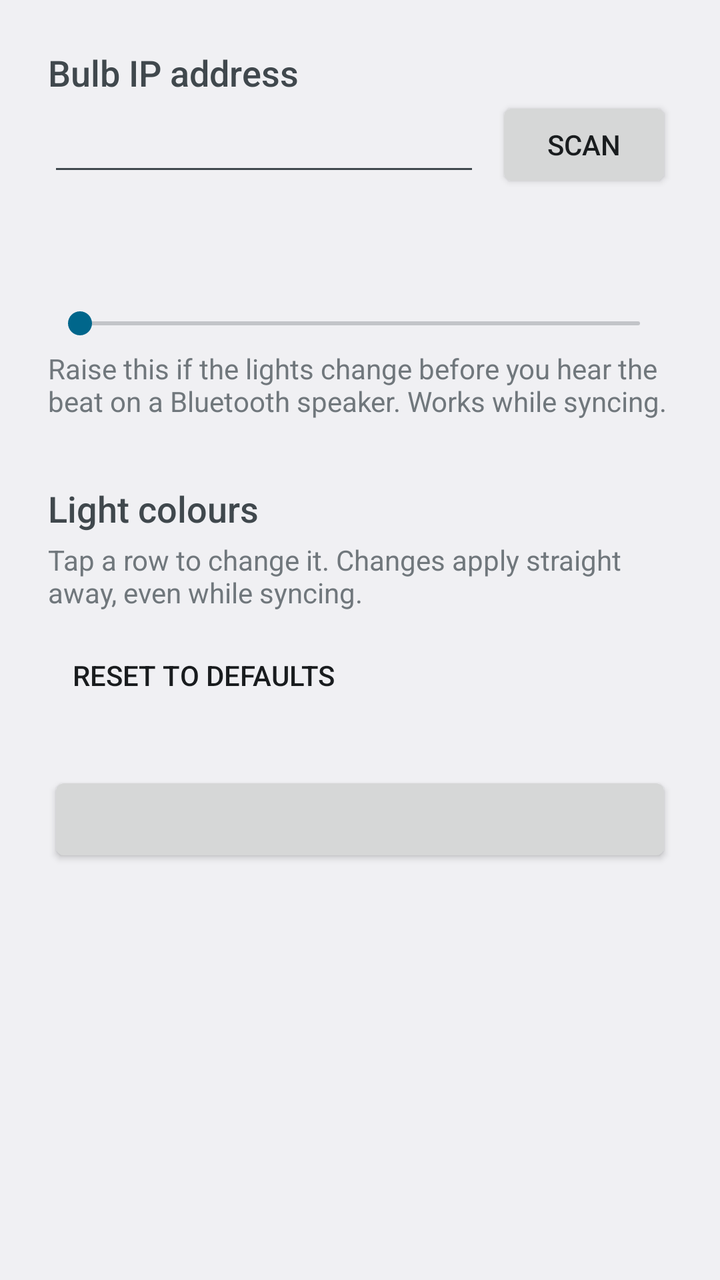
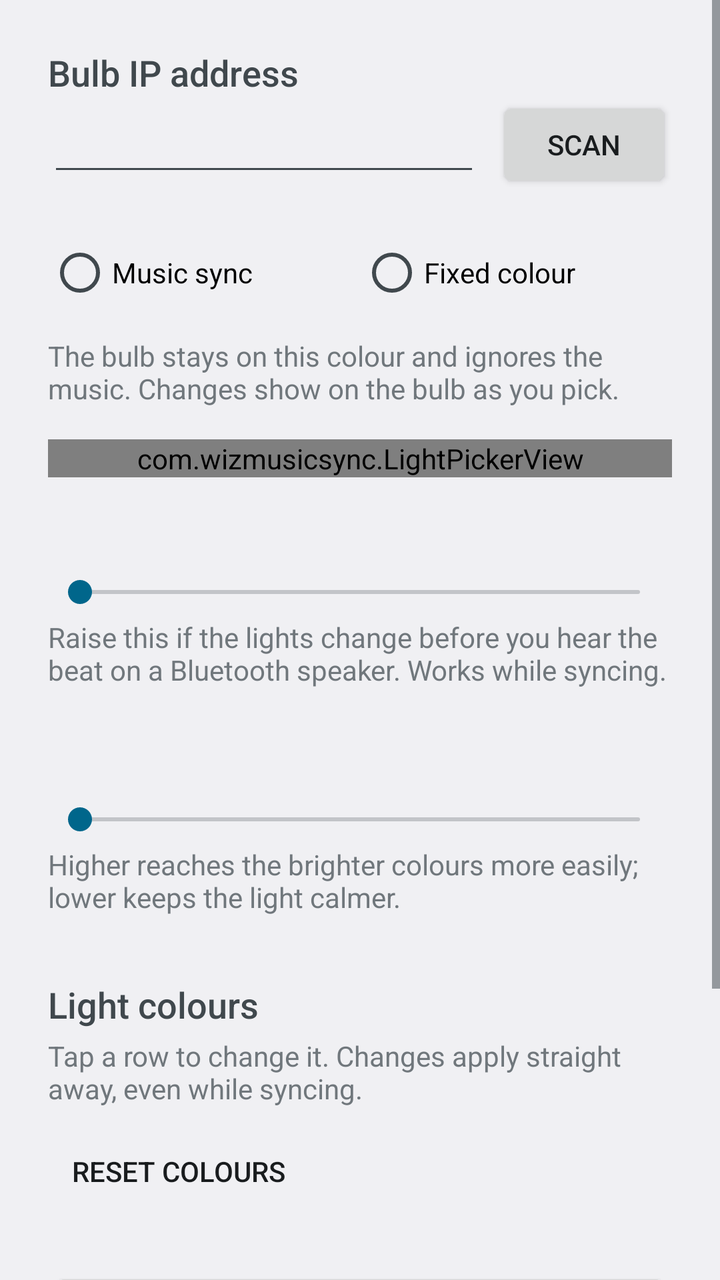

Compare the two renders of this Android layout. The source of the first and the diff that turns it into the second are given below.
<!-- AndroidManifest.xml: application theme android:Theme.DeviceDefault.DayNight -->
<!-- res/layout/activity_main.xml -->
<?xml version="1.0" encoding="utf-8"?>
<ScrollView xmlns:android="http://schemas.android.com/apk/res/android"
    android:layout_width="match_parent"
    android:layout_height="match_parent"
    android:fitsSystemWindows="true">

    <LinearLayout
        android:layout_width="match_parent"
        android:layout_height="wrap_content"
        android:orientation="vertical"
        android:padding="24dp">

        <TextView
            android:layout_width="wrap_content"
            android:layout_height="wrap_content"
            android:labelFor="@id/bulbIp"
            android:text="Bulb IP address"
            android:textAppearance="?android:attr/textAppearanceMedium" />

        <LinearLayout
            android:layout_width="match_parent"
            android:layout_height="wrap_content"
            android:gravity="center_vertical"
            android:orientation="horizontal">

            <EditText
                android:id="@+id/bulbIp"
                android:layout_width="0dp"
                android:layout_height="wrap_content"
                android:layout_weight="1"
                android:importantForAutofill="no"
                android:inputType="text"
                android:singleLine="true" />

            <Button
                android:id="@+id/scan"
                android:layout_width="wrap_content"
                android:layout_height="wrap_content"
                android:layout_marginStart="8dp"
                android:text="Scan" />
        </LinearLayout>

        <TextView
            android:id="@+id/delayLabel"
            android:layout_width="wrap_content"
            android:layout_height="wrap_content"
            android:layout_marginTop="24dp"
            android:textAppearance="?android:attr/textAppearanceMedium" />

        <SeekBar
            android:id="@+id/delay"
            android:layout_width="match_parent"
            android:layout_height="wrap_content"
            android:layout_marginTop="8dp" />

        <TextView
            android:layout_width="wrap_content"
            android:layout_height="wrap_content"
            android:layout_marginTop="4dp"
            android:text="Raise this if the lights change before you hear the beat on a Bluetooth speaker. Works while syncing."
            android:textAppearance="?android:attr/textAppearanceSmall" />

        <TextView
            android:layout_width="wrap_content"
            android:layout_height="wrap_content"
            android:layout_marginTop="32dp"
            android:text="Light colours"
            android:textAppearance="?android:attr/textAppearanceMedium" />

        <TextView
            android:layout_width="wrap_content"
            android:layout_height="wrap_content"
            android:layout_marginTop="4dp"
            android:text="Tap a row to change it. Changes apply straight away, even while syncing."
            android:textAppearance="?android:attr/textAppearanceSmall" />

        <LinearLayout
            android:id="@+id/colorRows"
            android:layout_width="match_parent"
            android:layout_height="wrap_content"
            android:layout_marginTop="8dp"
            android:orientation="vertical" />

        <Button
            android:id="@+id/resetColors"
            style="?android:attr/borderlessButtonStyle"
            android:layout_width="wrap_content"
            android:layout_height="wrap_content"
            android:text="Reset to defaults" />

        <Button
            android:id="@+id/toggle"
            android:layout_width="match_parent"
            android:layout_height="wrap_content"
            android:layout_marginTop="24dp" />

        <TextView
            android:id="@+id/status"
            android:layout_width="match_parent"
            android:layout_height="wrap_content"
            android:layout_marginTop="24dp"
            android:fontFamily="monospace"
            android:textAppearance="?android:attr/textAppearanceSmall" />
    </LinearLayout>
</ScrollView>
<!-- resources referenced by this layout -->
<resources>

</resources>

<!-- the commit's change to res/layout/activity_main.xml (unified diff, before → after) -->
@@ -40,59 +40,130 @@
                 android:text="Scan" />
         </LinearLayout>
 
-        <TextView
-            android:id="@+id/delayLabel"
-            android:layout_width="wrap_content"
+        <RadioGroup
+            android:id="@+id/mode"
+            android:layout_width="match_parent"
             android:layout_height="wrap_content"
             android:layout_marginTop="24dp"
-            android:textAppearance="?android:attr/textAppearanceMedium" />
+            android:orientation="horizontal">
 
-        <SeekBar
-            android:id="@+id/delay"
+            <RadioButton
+                android:id="@+id/modeSync"
+                android:layout_width="0dp"
+                android:layout_height="wrap_content"
+                android:layout_weight="1"
+                android:text="Music sync" />
+
+            <RadioButton
+                android:id="@+id/modeFixed"
+                android:layout_width="0dp"
+                android:layout_height="wrap_content"
+                android:layout_weight="1"
+                android:text="Fixed colour" />
+        </RadioGroup>
+
+        
+        <LinearLayout
+            android:id="@+id/fixedSection"
             android:layout_width="match_parent"
             android:layout_height="wrap_content"
-            android:layout_marginTop="8dp" />
+            android:layout_marginTop="16dp"
+            android:orientation="vertical">
 
-        <TextView
-            android:layout_width="wrap_content"
-            android:layout_height="wrap_content"
-            android:layout_marginTop="4dp"
-            android:text="Raise this if the lights change before you hear the beat on a Bluetooth speaker. Works while syncing."
-            android:textAppearance="?android:attr/textAppearanceSmall" />
+            <TextView
+                android:layout_width="wrap_content"
+                android:layout_height="wrap_content"
+                android:text="The bulb stays on this colour and ignores the music. Changes show on the bulb as you pick."
+                android:textAppearance="?android:attr/textAppearanceSmall" />
 
-        <TextView
-            android:layout_width="wrap_content"
-            android:layout_height="wrap_content"
-            android:layout_marginTop="32dp"
-            android:text="Light colours"
-            android:textAppearance="?android:attr/textAppearanceMedium" />
+            <com.wizmusicsync.LightPickerView
+                android:id="@+id/fixedPicker"
+                android:layout_width="match_parent"
+                android:layout_height="wrap_content"
+                android:layout_marginTop="16dp" />
+        </LinearLayout>
 
-        <TextView
-            android:layout_width="wrap_content"
-            android:layout_height="wrap_content"
-            android:layout_marginTop="4dp"
-            android:text="Tap a row to change it. Changes apply straight away, even while syncing."
-            android:textAppearance="?android:attr/textAppearanceSmall" />
-
+        
         <LinearLayout
-            android:id="@+id/colorRows"
+            android:id="@+id/syncSection"
             android:layout_width="match_parent"
             android:layout_height="wrap_content"
-            android:layout_marginTop="8dp"
-            android:orientation="vertical" />
+            android:orientation="vertical">
 
-        <Button
-            android:id="@+id/resetColors"
-            style="?android:attr/borderlessButtonStyle"
-            android:layout_width="wrap_content"
-            android:layout_height="wrap_content"
-            android:text="Reset to defaults" />
+            <TextView
+                android:id="@+id/delayLabel"
+                android:layout_width="wrap_content"
+                android:layout_height="wrap_content"
+                android:layout_marginTop="16dp"
+                android:textAppearance="?android:attr/textAppearanceMedium" />
 
-        <Button
-            android:id="@+id/toggle"
-            android:layout_width="match_parent"
-            android:layout_height="wrap_content"
-            android:layout_marginTop="24dp" />
+            <SeekBar
+                android:id="@+id/delay"
+                android:layout_width="match_parent"
+                android:layout_height="wrap_content"
+                android:layout_marginTop="8dp" />
+
+            <TextView
+                android:layout_width="wrap_content"
+                android:layout_height="wrap_content"
+                android:layout_marginTop="4dp"
+                android:text="Raise this if the lights change before you hear the beat on a Bluetooth speaker. Works while syncing."
+                android:textAppearance="?android:attr/textAppearanceSmall" />
+
+            <TextView
+                android:id="@+id/sensitivityLabel"
+                android:layout_width="wrap_content"
+                android:layout_height="wrap_content"
+                android:layout_marginTop="24dp"
+                android:textAppearance="?android:attr/textAppearanceMedium" />
+
+            <SeekBar
+                android:id="@+id/sensitivity"
+                android:layout_width="match_parent"
+                android:layout_height="wrap_content"
+                android:layout_marginTop="8dp" />
+
+            <TextView
+                android:layout_width="wrap_content"
+                android:layout_height="wrap_content"
+                android:layout_marginTop="4dp"
+                android:text="Higher reaches the brighter colours more easily; lower keeps the light calmer."
+                android:textAppearance="?android:attr/textAppearanceSmall" />
+
+            <TextView
+                android:layout_width="wrap_content"
+                android:layout_height="wrap_content"
+                android:layout_marginTop="32dp"
+                android:text="Light colours"
+                android:textAppearance="?android:attr/textAppearanceMedium" />
+
+            <TextView
+                android:layout_width="wrap_content"
+                android:layout_height="wrap_content"
+                android:layout_marginTop="4dp"
+                android:text="Tap a row to change it. Changes apply straight away, even while syncing."
+                android:textAppearance="?android:attr/textAppearanceSmall" />
+
+            <LinearLayout
+                android:id="@+id/colorRows"
+                android:layout_width="match_parent"
+                android:layout_height="wrap_content"
+                android:layout_marginTop="8dp"
+                android:orientation="vertical" />
+
+            <Button
+                android:id="@+id/resetColors"
+                style="?android:attr/borderlessButtonStyle"
+                android:layout_width="wrap_content"
+                android:layout_height="wrap_content"
+                android:text="Reset colours" />
+
+            <Button
+                android:id="@+id/toggle"
+                android:layout_width="match_parent"
+                android:layout_height="wrap_content"
+                android:layout_marginTop="24dp" />
+        </LinearLayout>
 
         <TextView
             android:id="@+id/status"
@@ -101,5 +172,14 @@
             android:layout_marginTop="24dp"
             android:fontFamily="monospace"
             android:textAppearance="?android:attr/textAppearanceSmall" />
+
+        <Button
+            android:id="@+id/resetAll"
+            style="?android:attr/borderlessButtonStyle"
+            android:layout_width="wrap_content"
+            android:layout_height="wrap_content"
+            android:layout_gravity="center_horizontal"
+            android:layout_marginTop="32dp"
+            android:text="Reset all settings" />
     </LinearLayout>
 </ScrollView>
